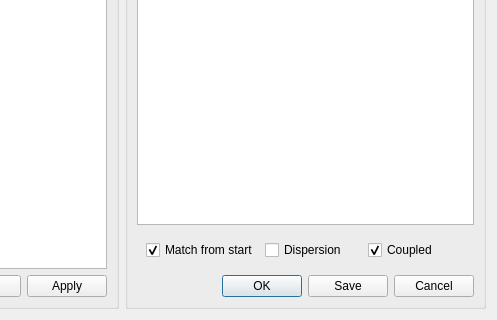
First picture: the form in madgui/online/emittance.ui, repository hibtc/madgui, before the edit; both pictures show x 253 to 750 and y 130 to 450 of the 750 by 450 pixel window.
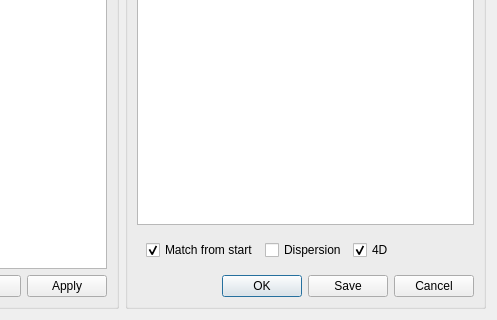
Second picture: the form after the edit. Custom widgets are drawn as their Qt base class.

Commit message: Improve spacing, labels

```diff
--- a/madgui/online/emittance.ui
+++ b/madgui/online/emittance.ui
@@ -89,13 +89,26 @@
          <item>
           <widget class="QCheckBox" name="respect_coupling">
            <property name="text">
-            <string>Coupled</string>
+            <string>4D</string>
            </property>
            <property name="checked">
             <bool>true</bool>
            </property>
           </widget>
          </item>
+         <item>
+          <spacer>
+           <property name="orientation">
+            <enum>Qt::Horizontal</enum>
+           </property>
+           <property name="sizeHint" stdset="0">
+            <size>
+             <width>40</width>
+             <height>20</height>
+            </size>
+           </property>
+          </spacer>
+         </item>
         </layout>
        </widget>
       </item>
```
